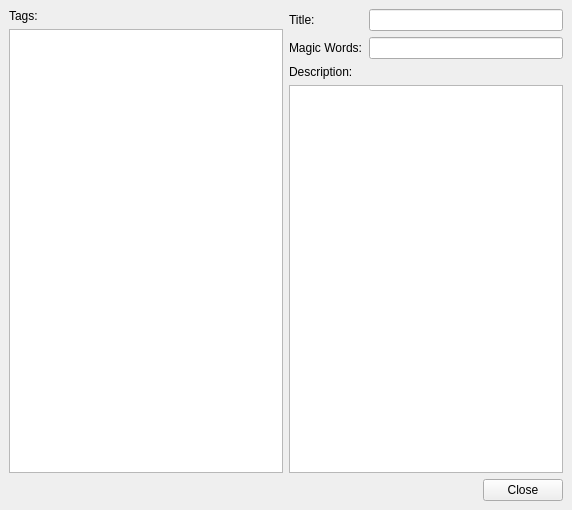
ralsina/ra-blog, file BartleBlog/ui/tags_config.ui: the form before one commit.
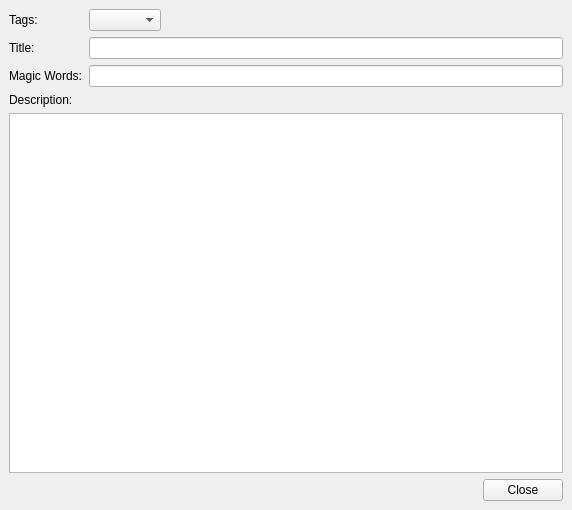
The form after the commit.

Commit message: Configuration editor with nested config widget a là kde control panel

Patch:
```diff
--- a/BartleBlog/ui/tags_config.ui
+++ b/BartleBlog/ui/tags_config.ui
@@ -27,44 +27,61 @@
      <property name="spacing" >
       <number>6</number>
      </property>
-     <item row="0" column="1" >
-      <layout class="QGridLayout" >
-       <property name="margin" >
-        <number>0</number>
+     <item row="0" column="0" >
+      <widget class="QLabel" name="label" >
+       <property name="text" >
+        <string>Tags:</string>
        </property>
-       <property name="spacing" >
-        <number>6</number>
-       </property>
-       <item row="0" column="1" >
-        <widget class="QLineEdit" name="title" />
-       </item>
-       <item row="1" column="1" >
+      </widget>
+     </item>
+     <item row="2" column="1" >
         <widget class="QLineEdit" name="magicWords" />
        </item>
-       <item row="1" column="0" >
+     <item row="2" column="0" >
         <widget class="QLabel" name="label_2" >
          <property name="text" >
           <string>Magic Words:</string>
          </property>
         </widget>
        </item>
-       <item row="0" column="0" >
+     <item row="1" column="0" >
         <widget class="QLabel" name="label_4" >
          <property name="text" >
           <string>Title:</string>
          </property>
         </widget>
        </item>
-      </layout>
-     </item>
      <item row="1" column="1" >
-      <layout class="QVBoxLayout" >
+      <widget class="QLineEdit" name="title" />
+     </item>
+     <item row="0" column="1" >
+      <layout class="QHBoxLayout" >
        <property name="margin" >
         <number>0</number>
        </property>
        <property name="spacing" >
         <number>6</number>
        </property>
+       <item>
+        <widget class="QComboBox" name="list" />
+       </item>
+       <item>
+        <spacer>
+         <property name="orientation" >
+          <enum>Qt::Horizontal</enum>
+         </property>
+         <property name="sizeHint" >
+          <size>
+           <width>40</width>
+           <height>20</height>
+          </size>
+         </property>
+        </spacer>
+       </item>
+      </layout>
+     </item>
+    </layout>
+   </item>
        <item>
         <widget class="QLabel" name="label_3" >
          <property name="text" >
@@ -84,9 +101,7 @@
          </property>
         </widget>
        </item>
-      </layout>
-     </item>
-     <item row="2" column="0" colspan="2" >
+   <item>
       <layout class="QHBoxLayout" >
        <property name="margin" >
         <number>0</number>
@@ -113,37 +128,6 @@
           <string>Close</string>
          </property>
         </widget>
-       </item>
-      </layout>
-     </item>
-     <item rowspan="2" row="0" column="0" >
-      <layout class="QVBoxLayout" >
-       <property name="margin" >
-        <number>0</number>
-       </property>
-       <property name="spacing" >
-        <number>6</number>
-       </property>
-       <item>
-        <widget class="QLabel" name="label" >
-         <property name="text" >
-          <string>Tags:</string>
-         </property>
-        </widget>
-       </item>
-       <item>
-        <widget class="QListWidget" name="tags" >
-         <property name="sizePolicy" >
-          <sizepolicy>
-           <hsizetype>7</hsizetype>
-           <vsizetype>7</vsizetype>
-           <horstretch>2</horstretch>
-           <verstretch>0</verstretch>
-          </sizepolicy>
-         </property>
-        </widget>
-       </item>
-      </layout>
      </item>
     </layout>
    </item>
```
Lines whose indentation alone changed are shown as unchanged. The commit also changes 10 other files.
